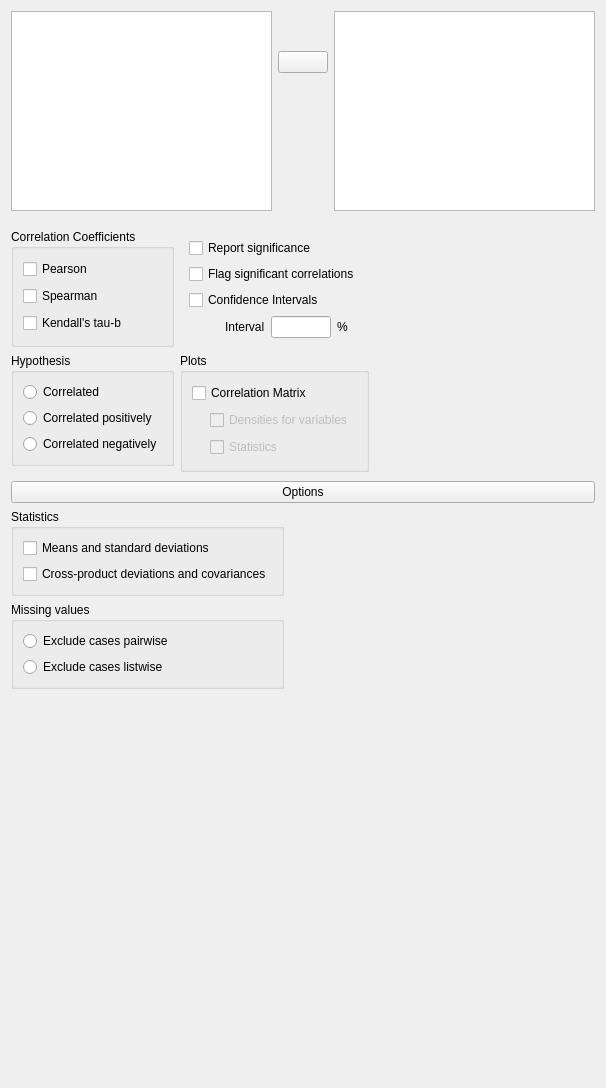
Qt form JASP-Desktop/analysisforms/correlationform.ui (jasp-stats/jasp-desktop) before a commit.
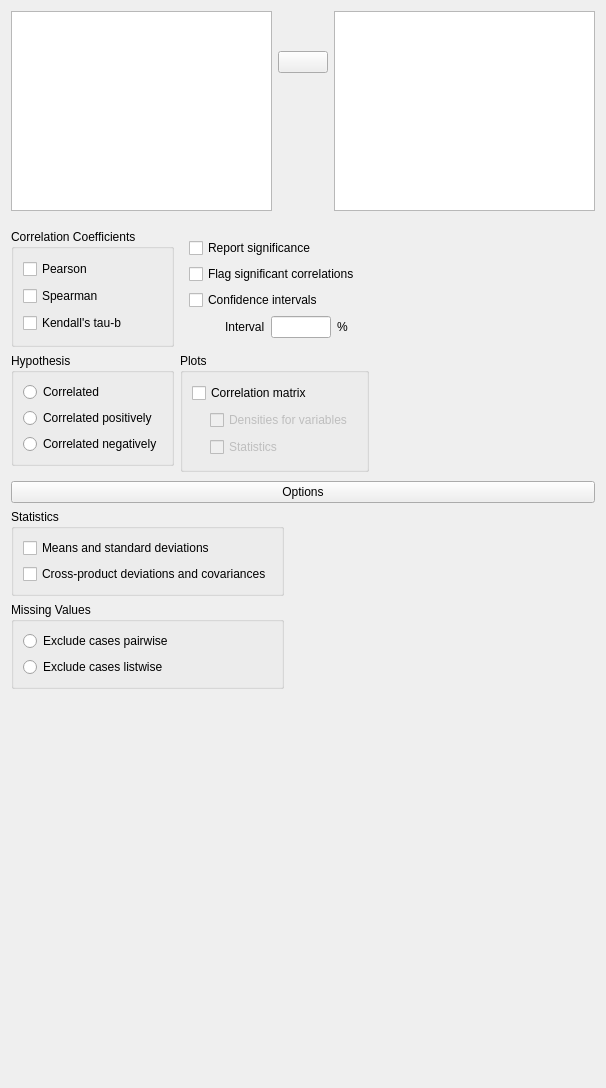
The same form after that commit. Custom widgets are drawn as their Qt base class.

Commit message:
Added headings to Correlation plots
... and made ui headings/sub-headings consistent in terms of
upper-/lowercase letters

The edit to the form file:
```diff
--- a/JASP-Desktop/analysisforms/correlationform.ui
+++ b/JASP-Desktop/analysisforms/correlationform.ui
@@ -198,7 +198,7 @@
          <item row="0" column="0" colspan="2">
           <widget class="BoundCheckBox" name="plotCorrelationMatrix">
            <property name="text">
-            <string>Correlation Matrix</string>
+            <string>Correlation matrix</string>
            </property>
           </widget>
          </item>
@@ -290,7 +290,7 @@
          <item row="2" column="0">
           <widget class="BoundCheckBox" name="confidenceIntervals">
            <property name="text">
-            <string>Confidence Intervals</string>
+            <string>Confidence intervals</string>
            </property>
           </widget>
          </item>
@@ -418,7 +418,7 @@
          <item row="1" column="0">
           <widget class="BoundGroupBox" name="missingValues">
            <property name="title">
-            <string>Missing values</string>
+            <string>Missing Values</string>
            </property>
            <property name="flat">
             <bool>true</bool>
```
The commit also changes 3 other files.
